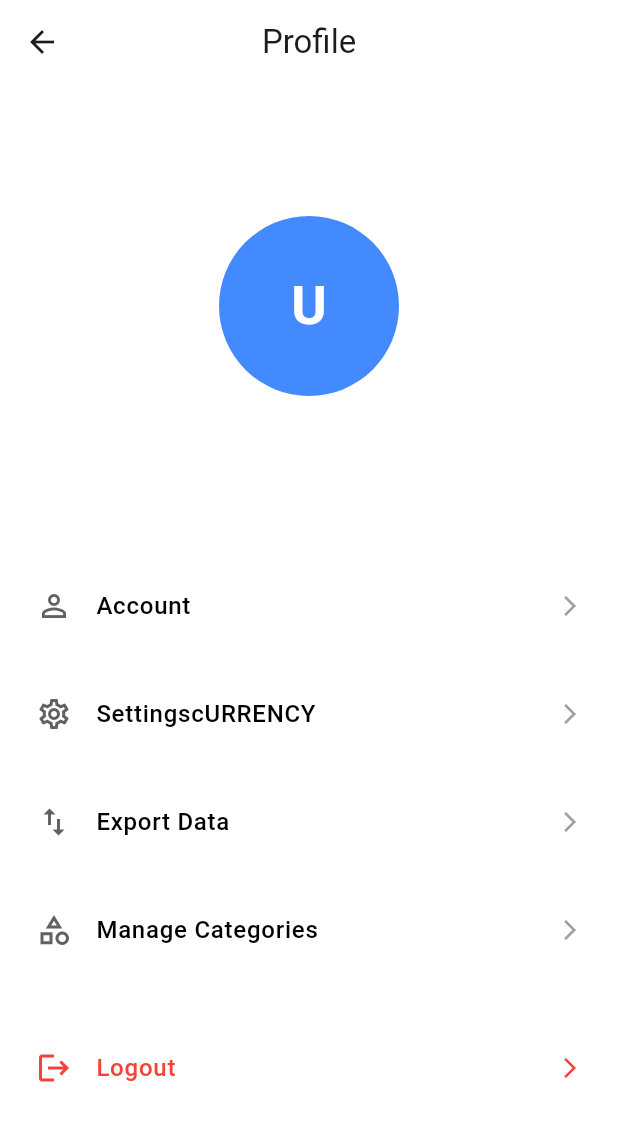
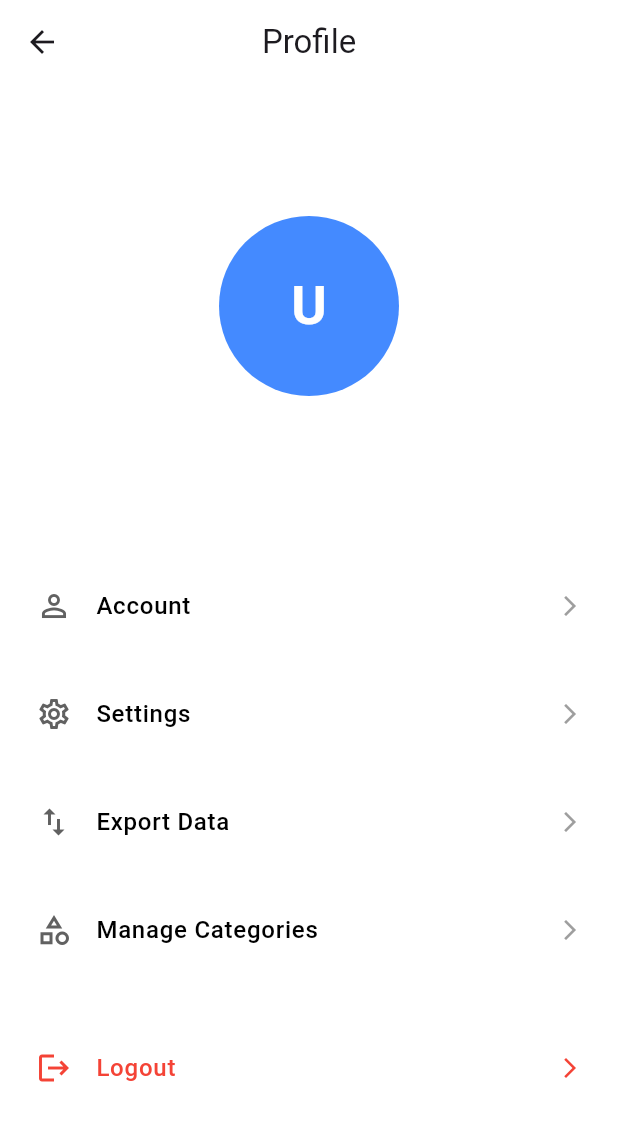
Before and after one commit to shadhin7/expense_tracker, a Flutter app: the ProfilePage screen opened directly, on a phone screen of 412 x 824 dp. Shown: the top 1121 px of the screen. Run offline on Flutter 3.47's test engine with Material 3 defaults, Android fonts, the phone set to English and light mode, and no system bars; our stand-ins replace cached_network_image, cloud_firestore, firebase_auth, firebase_core, fl_chart, google_fonts and 2 more; accounts and stored records are empty.

Commit message:
Fix missing files and imports

```diff
--- a/lib/screens/ProfilePage.dart
+++ b/lib/screens/ProfilePage.dart
@@ -110,7 +110,7 @@ class ProfilePage extends StatelessWidget {
                           ),
                           _buildMenuItem(
                             icon: Icons.settings_outlined,
-                            title: 'SettingscURRENCY',
+                            title: 'Settings',
                             onTap: () {},
                           ),
                           _buildMenuItem(
```
Also changed, not shown: 4 other files.
